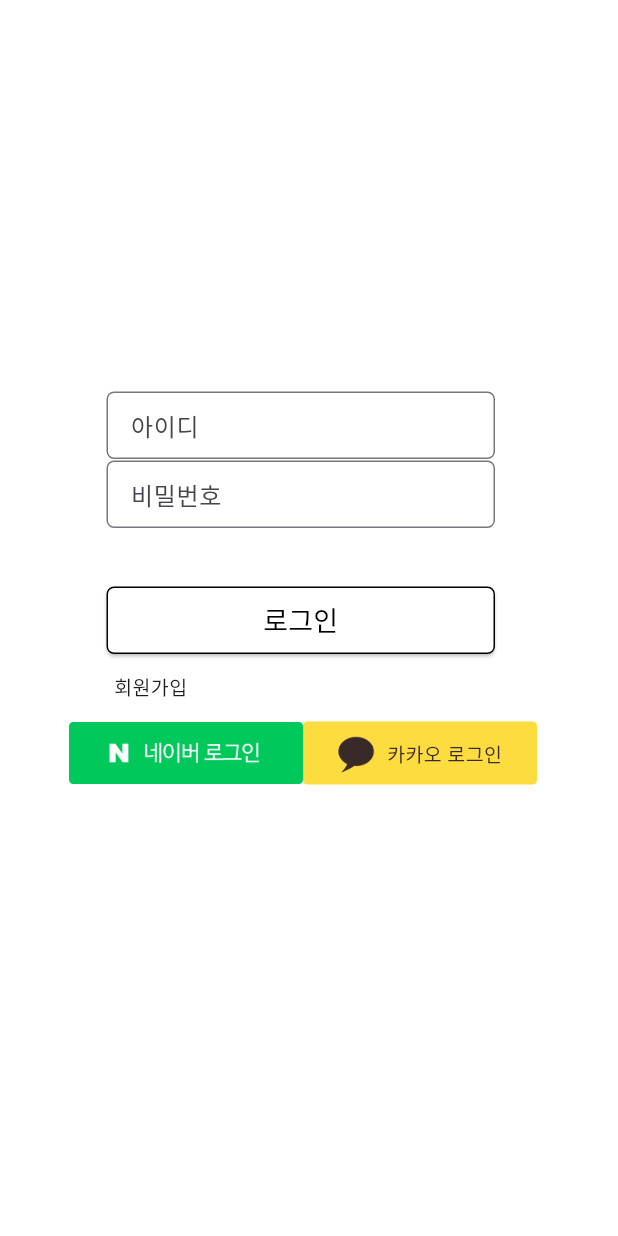
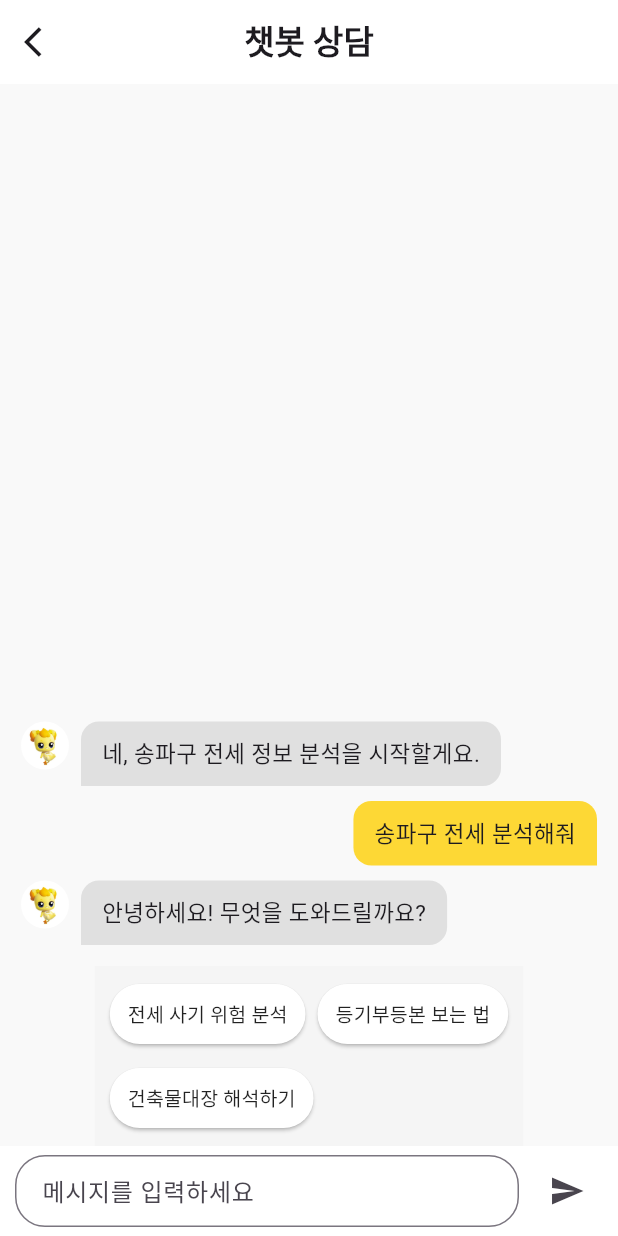
Before and after one commit to KimWool/Capstone-Project, a Flutter app: the screen it shows after launch, on a phone screen of 412 x 824 dp. Run offline on Flutter 3.47's test engine with Material 3 defaults, Android fonts, the phone set to English and light mode, and no system bars.

Commit message:
채팅 화면 구현

```diff
--- a/lib/main.dart
+++ b/lib/main.dart
@@ -9,6 +9,7 @@ import 'package:capstone_project/screens/mypage.dart';
 import 'package:capstone_project/screens/real_transaction_analysis.dart';
 import 'package:capstone_project/screens/real_transaction_report.dart';
 import 'package:capstone_project/screens/contract_info_step.dart';
+import 'package:capstone_project/screens/chat.dart';
 
 
 void main() {
@@ -42,12 +43,13 @@ class MyApp extends StatelessWidget {
         colorScheme: ColorScheme.fromSeed(seedColor: Colors.deepPurple),
       ),
       // initialRoute 나 home 사용
-      initialRoute: '/login',
+      initialRoute: '/chat',
       routes: {
         '/login': (ctx) => LoginPage(),
         '/sign_up': (ctx) => SignUpPage(),
         '/create_account': (ctx) => CreateAccountPage(),
         '/main': (ctx) => MainPage(),
+        '/chat': (ctx) => Chat(),
       },
     );
   }
--- /dev/null
+++ b/lib/screens/chat.dart
@@ -0,0 +1,198 @@
+import 'package:flutter/material.dart';
+
+class Chat extends StatefulWidget {
+  const Chat({super.key});
+
+  @override
+  // 화면 상태 관리하는 _ChatPageState 연결
+  State<Chat> createState() => _ChatPageState();
+}
+
+class _ChatPageState extends State<Chat> {
+  final List<Map<String, dynamic>> chatList = [
+    {'message': '안녕하세요! 무엇을 도와드릴까요?', 'isUser': false},
+    {'message': '송파구 전세 분석해줘', 'isUser': true},
+    {'message': '네, 송파구 전세 정보 분석을 시작할게요.', 'isUser': false},
+  ];
+  final TextEditingController _controller = TextEditingController();
+  final ScrollController _scrollController = ScrollController();
+
+  void _sendMessage(String text) {
+    if (text.trim().isEmpty) return;
+
+    setState(() {
+      chatList.insert(0, {'message': text.trim(), 'isUser': true});
+    });
+
+    _controller.clear();
+    _scrollToBottom();
+
+    // 가상 AI 응답 (딜레이 후 추가)
+    Future.delayed(const Duration(milliseconds: 500), () {
+      setState(() {
+        chatList.insert(0, {'message': 'AI의 응답입니다.', 'isUser': false});
+      });
+      _scrollToBottom();
+    });
+  }
+
+  void _scrollToBottom() {
+    Future.delayed(Duration(milliseconds: 100), () {
+      if (_scrollController.hasClients) {
+        _scrollController.animateTo(
+          0.0, // ListView를 reverse:true 로 만들었기 때문에 0이 가장 아래입니다
+          duration: const Duration(milliseconds: 300),
+          curve: Curves.easeOut,
+        );
+      }
+    });
+  }
+
+  void _onQuickQuestionSelected(String text) {
+    _sendMessage(text);
+  }
+
+  Widget _buildQuickQuestionButton(String text) {
+    return ElevatedButton(
+      style: ElevatedButton.styleFrom(
+        backgroundColor: Colors.white,
+        foregroundColor: Colors.black87,
+        shape: RoundedRectangleBorder(borderRadius: BorderRadius.circular(20)),
+        elevation: 1,
+        padding: const EdgeInsets.symmetric(horizontal: 12, vertical: 8),
+      ),
+      onPressed: () => _onQuickQuestionSelected(text),
+      child: Text(text, style: TextStyle(fontSize: 13)),
+    );
+  }
+
+  Widget _buildChatBubble(Map<String, dynamic> chat) {
+    final isUser = chat['isUser'] as bool;
+    final message = chat['message'];
+
+    return Row(
+      mainAxisAlignment:
+      isUser ? MainAxisAlignment.end : MainAxisAlignment.start,
+      crossAxisAlignment: CrossAxisAlignment.start,
+      children: [
+        if (!isUser) ...[
+          const CircleAvatar(
+            radius: 16,
+            backgroundColor: Colors.white,
+            backgroundImage: AssetImage('assets/ajaping_icon.png'),
+          ),
+          const SizedBox(width: 8),
+        ],
+        Flexible(
+          child: Container(
+            padding: const EdgeInsets.symmetric(horizontal: 14, vertical: 10),
+            margin: EdgeInsets.only(
+              left: isUser ? 50 : 0,
+              right: isUser ? 0 : 50,
+            ),
+            decoration: BoxDecoration(
+              color: isUser ? Colors.yellow[600] : Colors.grey[300],
+              borderRadius: BorderRadius.only(
+                topLeft: const Radius.circular(12),
+                topRight: const Radius.circular(12),
+                bottomLeft:
+                Radius.circular(isUser ? 12 : 0), // 사용자면 오른쪽 말풍선
+                bottomRight:
+                Radius.circular(isUser ? 0 : 12), // AI면 왼쪽 말풍선
+              ),
+            ),
+            child: Text(
+              message,
+              style: const TextStyle(fontSize: 15),
+            ),
+          ),
+        ),
+      ],
+    );
+  }
+
+  @override
+  Widget build(BuildContext context) {
+    return Scaffold(
+      backgroundColor: const Color(0xfff9f9f9),
+      resizeToAvoidBottomInset: true,
+      appBar: AppBar(
+        automaticallyImplyLeading: true,
+        elevation: 0,
+        backgroundColor: Colors.white,
+        title: const Text(
+          '챗봇 상담',
+          style: TextStyle(fontWeight: FontWeight.bold),
+        ),
+        leading: IconButton(
+          icon: const Icon(Icons.arrow_back_ios),
+          onPressed: () => Navigator.pop(context),
+        ),
+        centerTitle: true,
+      ),
+      body: GestureDetector(
+        onTap: () => FocusScope.of(context).unfocus(), // 화면 터치 시 키보드 내리기
+        child: Column(
+          children: [
+            Expanded(
+              child: ListView.separated(
+                controller: _scrollController,
+                reverse: true,
+                padding: const EdgeInsets.all(14),
+                itemBuilder: (context, index) {
+                  return _buildChatBubble(chatList[index]);
+                },
+                separatorBuilder: (_, __) => const SizedBox(height: 10),
+                itemCount: chatList.length,
+              ),
+            ),
+
+            // 추천 질문 버튼
+            Container(
+              color: Colors.grey[100],
+              padding: const EdgeInsets.symmetric(horizontal: 10, vertical: 8),
+              child: Wrap(
+                spacing: 8,
+                runSpacing: 8,
+                children: [
+                  _buildQuickQuestionButton("전세 사기 위험 분석"),
+                  _buildQuickQuestionButton("등기부등본 보는 법"),
+                  _buildQuickQuestionButton("건축물대장 해석하기"),
+                ],
+              ),
+            ),
+
+            // 메시지 입력창
+            Container(
+              padding:
+              const EdgeInsets.symmetric(horizontal: 10, vertical: 6),
+              color: Colors.white,
+              child: Row(
+                children: [
+                  Expanded(
+                    child: TextField(
+                      controller: _controller,
+                      decoration: const InputDecoration(
+                        hintText: "메시지를 입력하세요",
+                        border: OutlineInputBorder(
+                          borderRadius: BorderRadius.all(Radius.circular(20)),
+                        ),
+                        contentPadding:
+                        EdgeInsets.symmetric(horizontal: 14, vertical: 10),
+                      ),
+                    ),
+                  ),
+                  const SizedBox(width: 8),
+                  IconButton(
+                    icon: const Icon(Icons.send),
+                    onPressed: () => _sendMessage(_controller.text),
+                  ),
+                ],
+              ),
+            ),
+          ],
+        ),
+      ),
+    );
+  }
+}
--- a/pubspec.yaml
+++ b/pubspec.yaml
@@ -78,6 +78,7 @@ flutter:
     - assets/Home.png
     - assets/Money.png
     - assets/Document.png
+    - assets/ajaping_icon.png
 
   # To add assets to your application, add an assets section, like this:
   # assets:
```
Also changed, not shown: assets/ajaping_icon.png (added).
